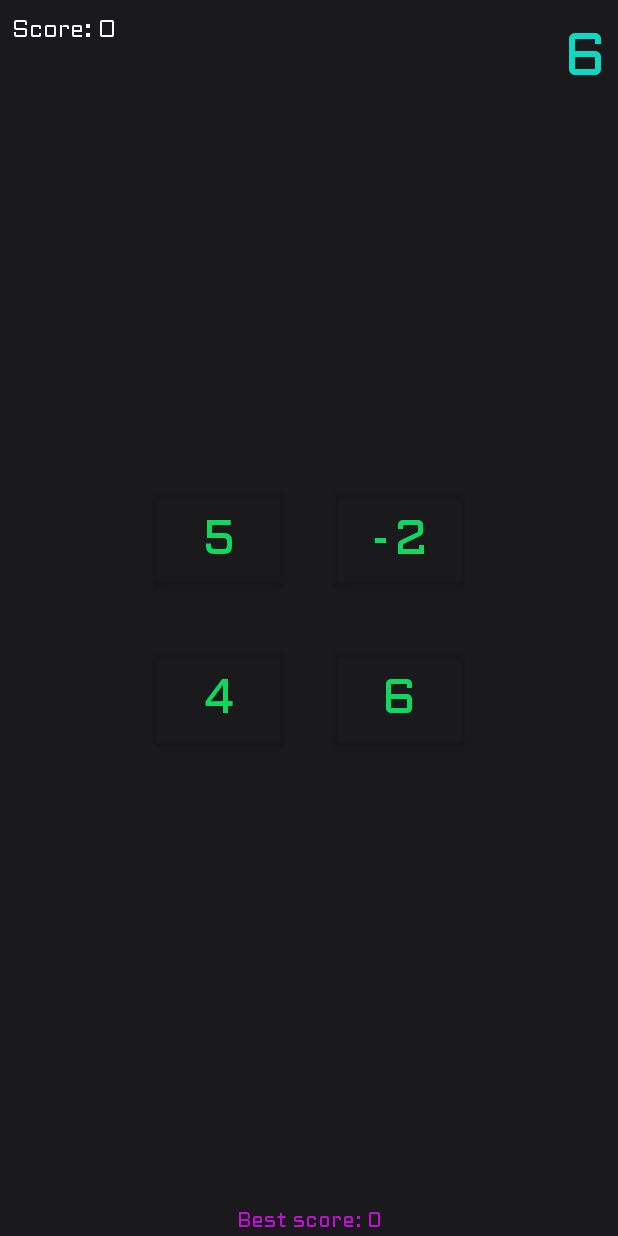
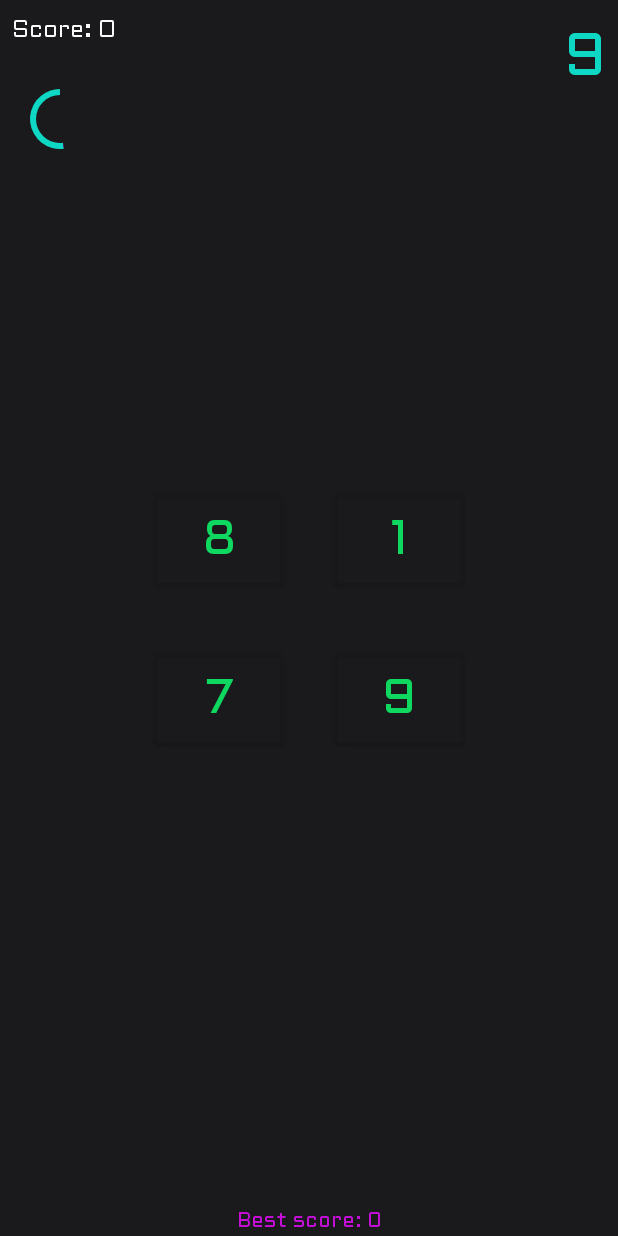
Before and after one commit to ismayilovmurad/NCatcher, an Android app: the GameFragment screen opened through its navigation route, on a phone screen of 412 x 824 dp. Run offline under Robolectric (Android 15) with nearby library versions, the phone set to English and light mode, and no system bars; our stand-ins replace AdMob, Timber, data binding; 9 statements that could not run were skipped.

Commit message:
Timer is added

```diff
--- a/NumberCatcher/app/src/main/java/com/martiandeveloper/numbercatcher/view/GameFragment.kt
+++ b/NumberCatcher/app/src/main/java/com/martiandeveloper/numbercatcher/view/GameFragment.kt
@@ -5,6 +5,7 @@ import android.content.Context
 import android.content.SharedPreferences
 import android.media.MediaPlayer
 import android.os.Bundle
+import android.os.CountDownTimer
 import android.view.LayoutInflater
 import android.view.View
 import android.view.ViewGroup
@@ -42,6 +43,8 @@ class GameFragment : Fragment() {
     private lateinit var interstitialAd: InterstitialAd
 
     private lateinit var clickMediaPlayer: MediaPlayer
+
+    private lateinit var countDownTimer: CountDownTimer
 
     override fun onCreateView(
         inflater: LayoutInflater, container: ViewGroup?,
@@ -81,6 +84,8 @@ class GameFragment : Fragment() {
         clickMediaPlayer = MediaPlayer.create(context, R.raw.click)
 
         setClick()
+
+        startTimer()
     }
 
     private fun getViewModel(): GameViewModel {
@@ -122,6 +127,8 @@ class GameFragment : Fragment() {
                 musicMediaPlayer.start()
 
                 pauseDialog.dismiss()
+
+                startTimer()
 
                 gameViewModel.onContinueMBTNClickComplete()
             }
@@ -206,7 +213,15 @@ class GameFragment : Fragment() {
 
             gameViewModel.generateCatchableNumber()
             gameViewModel.generateNumbers()
+
+            countDownTimer.cancel()
+
+            gameViewModel.setProgress(5000)
+
+            startTimer()
         } else {
+            countDownTimer.cancel()
+
             if (gameViewModel.score.value!! > gameViewModel.bestScore.value!!) {
                 saveScore()
             }
@@ -233,6 +248,10 @@ class GameFragment : Fragment() {
         musicMediaPlayer.pause()
 
         gameViewModel.setCurrentPosition(musicMediaPlayer.currentPosition)
+
+        countDownTimer.cancel()
+
+        gameViewModel.setProgress(5000)
     }
 
     override fun onResume() {
@@ -242,6 +261,8 @@ class GameFragment : Fragment() {
             musicMediaPlayer.start()
         } else {
             if (!pauseDialog.isShowing && !gameOverDialog.isShowing) {
+                countDownTimer.cancel()
+
                 showPauseDialog()
             }
         }
@@ -295,4 +316,29 @@ class GameFragment : Fragment() {
         }
 
     }
+
+    private fun startTimer() {
+
+        countDownTimer = object : CountDownTimer(5000, 1) {
+
+            override fun onTick(leftTimeInMilliseconds: Long) {
+                gameViewModel.setProgress(leftTimeInMilliseconds.toInt())
+            }
+
+            override fun onFinish() {
+                countDownTimer.cancel()
+
+                if (gameViewModel.score.value!! > gameViewModel.bestScore.value!!) {
+                    saveScore()
+                }
+
+                showGameOverDialog()
+
+                musicMediaPlayer.pause()
+            }
+
+        }.start()
+
+    }
+
 }
--- a/NumberCatcher/app/src/main/java/com/martiandeveloper/numbercatcher/viewmodel/GameViewModel.kt
+++ b/NumberCatcher/app/src/main/java/com/martiandeveloper/numbercatcher/viewmodel/GameViewModel.kt
@@ -58,9 +58,13 @@ class GameViewModel : ViewModel() {
     val eventHome2MBTNClick: LiveData<Boolean>
         get() = _eventHome2MBTNClick
 
+    private var _progress = MutableLiveData<Int>()
+    val progress: LiveData<Int>
+        get() = _progress
+
 
     init {
-        _catchableNumber.value = 6
+        _catchableNumber.value = 9
 
         generateNumbers()
 
@@ -179,4 +183,8 @@ class GameViewModel : ViewModel() {
         _eventHome2MBTNClick.value = false
     }
 
+    fun setProgress(ms: Int) {
+        _progress.value = ms
+    }
+
 }
--- /dev/null
+++ b/NumberCatcher/app/src/main/res/drawable/background_progressbar.xml
@@ -0,0 +1,27 @@
+<?xml version="1.0" encoding="utf-8"?>
+<layer-list xmlns:android="http://schemas.android.com/apk/res/android">
+
+    <item>
+
+        <rotate
+            android:fromDegrees="270"
+            android:toDegrees="-90">
+
+            <shape
+                android:innerRadiusRatio="5"
+                android:shape="ring"
+                android:thicknessRatio="20.0"
+                android:useLevel="true"
+                android:visible="true">
+                <gradient
+                    android:centerColor="@color/colorTwo"
+                    android:endColor="@color/colorPrimaryDark"
+                    android:startColor="@color/colorTwo"
+                    android:type="sweep" />
+            </shape>
+
+        </rotate>
+
+    </item>
+
+</layer-list>
--- a/NumberCatcher/app/src/main/res/layout/fragment_game.xml
+++ b/NumberCatcher/app/src/main/res/layout/fragment_game.xml
@@ -17,6 +17,7 @@
         tools:context=".view.GameFragment">
 
         <com.google.android.material.textview.MaterialTextView
+            android:id="@+id/fragment_game_scoreMTV"
             android:layout_width="wrap_content"
             android:layout_height="wrap_content"
             android:layout_marginStart="8dp"
@@ -27,6 +28,18 @@
             android:textSize="16sp"
             app:layout_constraintStart_toStartOf="parent"
             app:layout_constraintTop_toTopOf="parent" />
+
+        <ProgressBar
+            style="?android:attr/progressBarStyleHorizontal"
+            android:layout_width="80dp"
+            android:layout_height="80dp"
+            android:layout_marginTop="8dp"
+            android:indeterminate="false"
+            android:max="5000"
+            android:progress="@{gameViewModel.progress}"
+            android:progressDrawable="@drawable/background_progressbar"
+            app:layout_constraintStart_toStartOf="parent"
+            app:layout_constraintTop_toBottomOf="@id/fragment_game_scoreMTV" />
 
         <com.google.android.material.textview.MaterialTextView
             android:layout_width="wrap_content"
```
